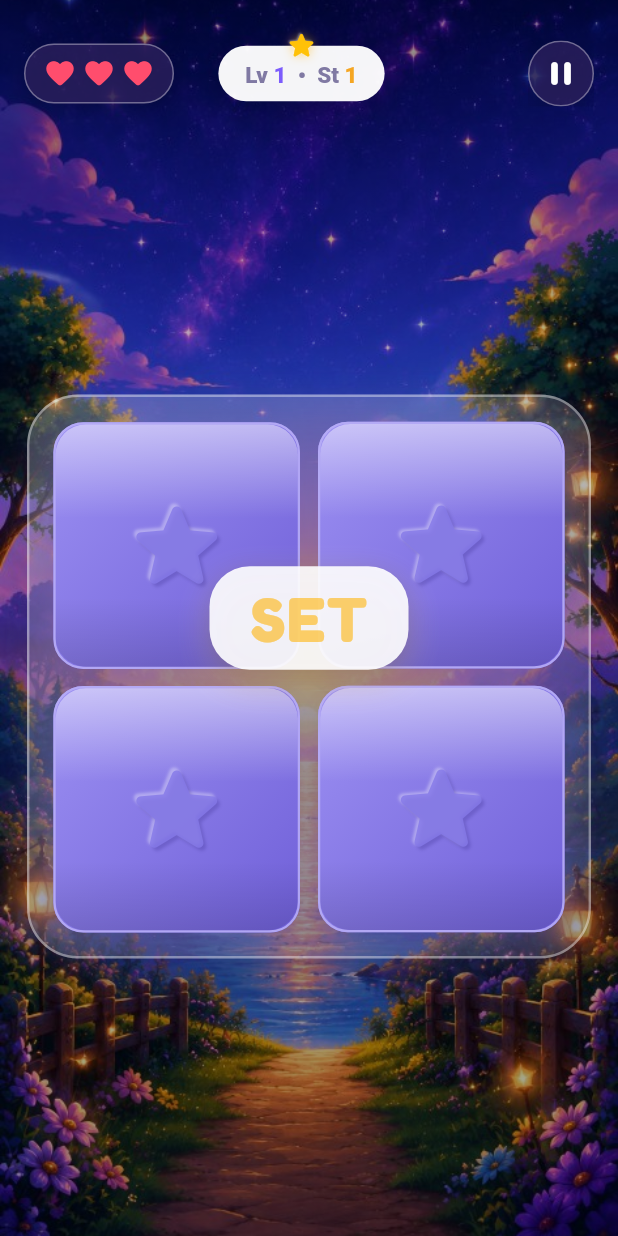
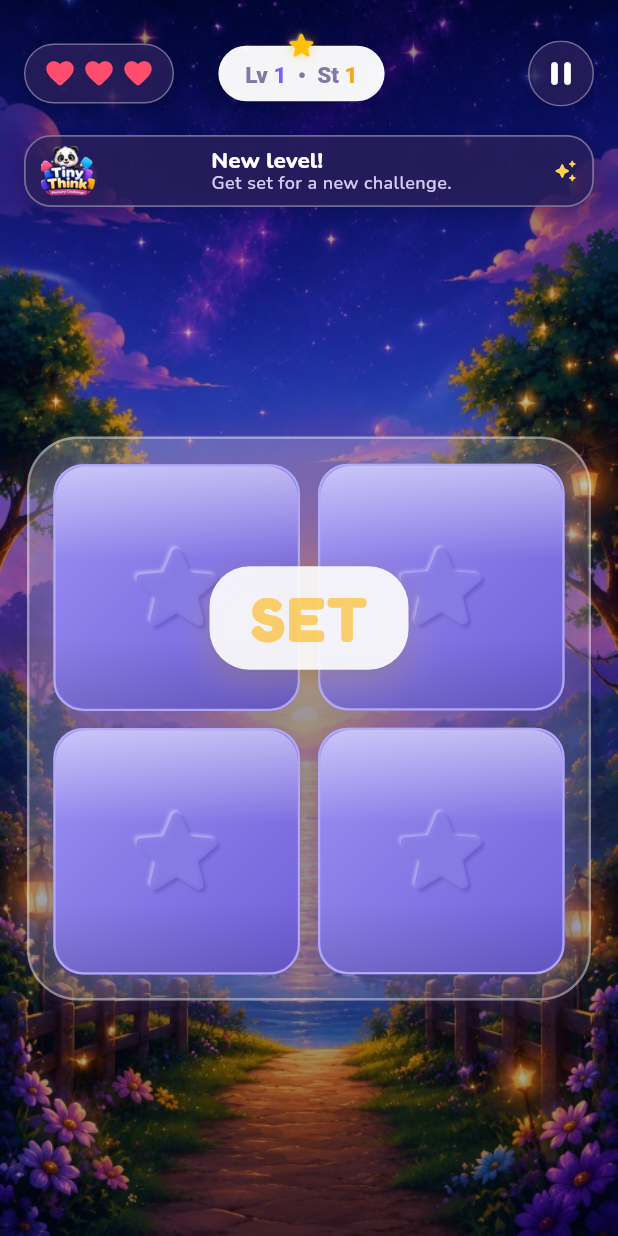
Before and after one commit to TheSinghPranjal/tiny_memory_challenge, a Flutter app: the screen it shows after launch, after a tap on "Start Game", on a phone screen of 412 x 824 dp. Run offline on Flutter 3.47's test engine with Material 3 defaults, Android fonts, the phone set to English and light mode, and no system bars; our stand-ins replace audioplayers, confetti, equatable, flutter_riverpod, google_fonts, google_mobile_ads and 1 more; accounts and stored records are empty; network calls fail.

Commit message:
fix : settings fixes

```diff
--- a/lib/services/audio_service.dart
+++ b/lib/services/audio_service.dart
@@ -23,6 +23,7 @@ class AudioService {
   bool vibrationEnabled = true;
 
   bool _initialized = false;
+  bool _musicPlaying = false;
 
   Future<void> init() async {
     if (_initialized) return;
@@ -46,7 +47,7 @@ class AudioService {
     musicEnabled = music;
     vibrationEnabled = vibration;
     if (!musicEnabled) {
-      _music.stop();
+      stopMusic();
     }
   }
 
@@ -72,13 +73,20 @@ class AudioService {
 
   Future<void> startMusic() async {
     if (!musicEnabled) return;
+    if (_musicPlaying) return;
     try {
-      await _music.play(AssetSource('sounds/music_loop.wav'));
-    } catch (_) {}
+      await _music.play(AssetSource('sounds/music_loop.mp3'));
+      _musicPlaying = true;
+    } catch (_) {
+      _musicPlaying = false;
+    }
   }
 
   Future<void> stopMusic() async {
-    await _music.stop();
+    _musicPlaying = false;
+    try {
+      await _music.stop();
+    } catch (_) {}
   }
 
   Future<void> hapticLight() async {
--- a/lib/widgets/game/game_hud.dart
+++ b/lib/widgets/game/game_hud.dart
@@ -94,13 +94,16 @@ class PhaseOverlay extends StatelessWidget {
   }
 }
 
-/// Coach banner under the HUD — panda tip for the current phase.
+/// Coach banner under the HUD — always reserved so the board never jumps.
 class PhaseCoachBanner extends StatelessWidget {
   const PhaseCoachBanner({super.key, required this.phase});
 
+  /// Fixed slot height (including top margin) — keep board position stable.
+  static const double slotHeight = 56;
+
   final GamePhase phase;
 
-  (String title, String subtitle)? get _copy {
+  (String title, String subtitle) get _copy {
     switch (phase) {
       case GamePhase.blinking:
       case GamePhase.levelIntroObserve:
@@ -109,86 +112,107 @@ class PhaseCoachBanner extends StatelessWidget {
         return ('Your turn!', 'Tap the tiles in the same order.');
       case GamePhase.go:
         return ('Get ready…', 'The sequence is about to start.');
-      default:
-        return null;
+      case GamePhase.levelIntroReady:
+      case GamePhase.levelIntroSet:
+        return ('New level!', 'Get set for a new challenge.');
+      case GamePhase.stageSuccess:
+        return ('Nice!', 'Get ready for the next stage.');
+      case GamePhase.levelComplete:
+        return ('Level complete!', 'Great memory — keep going.');
+      case GamePhase.wrongPopup:
+      case GamePhase.timerExpiredPopup:
+        return ('Almost!', 'Check the sequence and try again.');
+      case GamePhase.gameOver:
+        return ('Game over', 'Tap continue when you are ready.');
+      case GamePhase.victory:
+        return ('You did it!', 'You beat every level.');
+      case GamePhase.paused:
+        return ('Paused', 'Take a breath, then resume.');
+      case GamePhase.idle:
+        return ('Tiny Think', 'Follow the sequence when it starts.');
     }
   }
 
   @override
   Widget build(BuildContext context) {
     final copy = _copy;
-    if (copy == null) return const SizedBox.shrink();
 
-    return TweenAnimationBuilder<double>(
-      key: ValueKey(copy.$1),
-      tween: Tween(begin: 0.92, end: 1),
-      duration: const Duration(milliseconds: 320),
-      curve: Curves.easeOutCubic,
-      builder: (context, scale, child) {
-        return Transform.scale(
-          scale: scale,
-          child: Opacity(opacity: scale.clamp(0.0, 1.0), child: child),
-        );
-      },
+    return SizedBox(
+      height: slotHeight,
+      child: Padding(
+        padding: const EdgeInsets.fromLTRB(16, 8, 16, 0),
         child: Container(
-        margin: const EdgeInsets.fromLTRB(16, 12, 16, 0),
-        padding: const EdgeInsets.fromLTRB(12, 10, 16, 10),
+          padding: const EdgeInsets.symmetric(horizontal: 10, vertical: 6),
           decoration: BoxDecoration(
             color: _kGlassFill,
-          borderRadius: BorderRadius.circular(22),
+            borderRadius: BorderRadius.circular(18),
             border: Border.all(color: _kGlassBorder, width: 1.2),
             boxShadow: [
               BoxShadow(
                 color: Colors.black.withValues(alpha: 0.22),
-              blurRadius: 16,
-              offset: const Offset(0, 6),
+                blurRadius: 12,
+                offset: const Offset(0, 4),
               ),
             ],
           ),
           child: Row(
             children: [
               ClipRRect(
-              borderRadius: BorderRadius.circular(14),
+                borderRadius: BorderRadius.circular(10),
                 child: Image.asset(
                   'assets/images/panda_logo.webp',
-                width: 52,
-                height: 52,
+                  width: 36,
+                  height: 36,
                   fit: BoxFit.cover,
                 ),
               ),
-            const SizedBox(width: 12),
+              const SizedBox(width: 10),
               Expanded(
+                child: AnimatedSwitcher(
+                  duration: const Duration(milliseconds: 220),
+                  switchInCurve: Curves.easeOut,
+                  switchOutCurve: Curves.easeIn,
                   child: Column(
+                    key: ValueKey(copy.$1),
                     crossAxisAlignment: CrossAxisAlignment.start,
+                    mainAxisAlignment: MainAxisAlignment.center,
                     mainAxisSize: MainAxisSize.min,
                     children: [
                       Text(
                         copy.$1,
-                    style: Theme.of(context).textTheme.titleLarge?.copyWith(
+                        maxLines: 1,
+                        overflow: TextOverflow.ellipsis,
+                        style:
+                            Theme.of(context).textTheme.titleLarge?.copyWith(
                                   color: Colors.white,
-                          fontSize: 17,
+                                  fontSize: 15,
                                   fontWeight: FontWeight.w800,
-                          height: 1.15,
+                                  height: 1.1,
                                 ),
                       ),
-                  const SizedBox(height: 2),
                       Text(
                         copy.$2,
-                    style: Theme.of(context).textTheme.bodyMedium?.copyWith(
+                        maxLines: 1,
+                        overflow: TextOverflow.ellipsis,
+                        style:
+                            Theme.of(context).textTheme.bodyMedium?.copyWith(
                                   color: const Color(0xFFD4CCF0),
-                          fontSize: 13,
+                                  fontSize: 12,
                                   fontWeight: FontWeight.w600,
+                                  height: 1.2,
                                 ),
                       ),
                     ],
                   ),
                 ),
+              ),
               const Icon(
                 Icons.auto_awesome_rounded,
                 color: Color(0xFFFFD54F),
-              size: 18,
+                size: 16,
               ),
             ],
+          ),
         ),
       ),
     );
```
Lines whose indentation alone changed are shown as unchanged.
